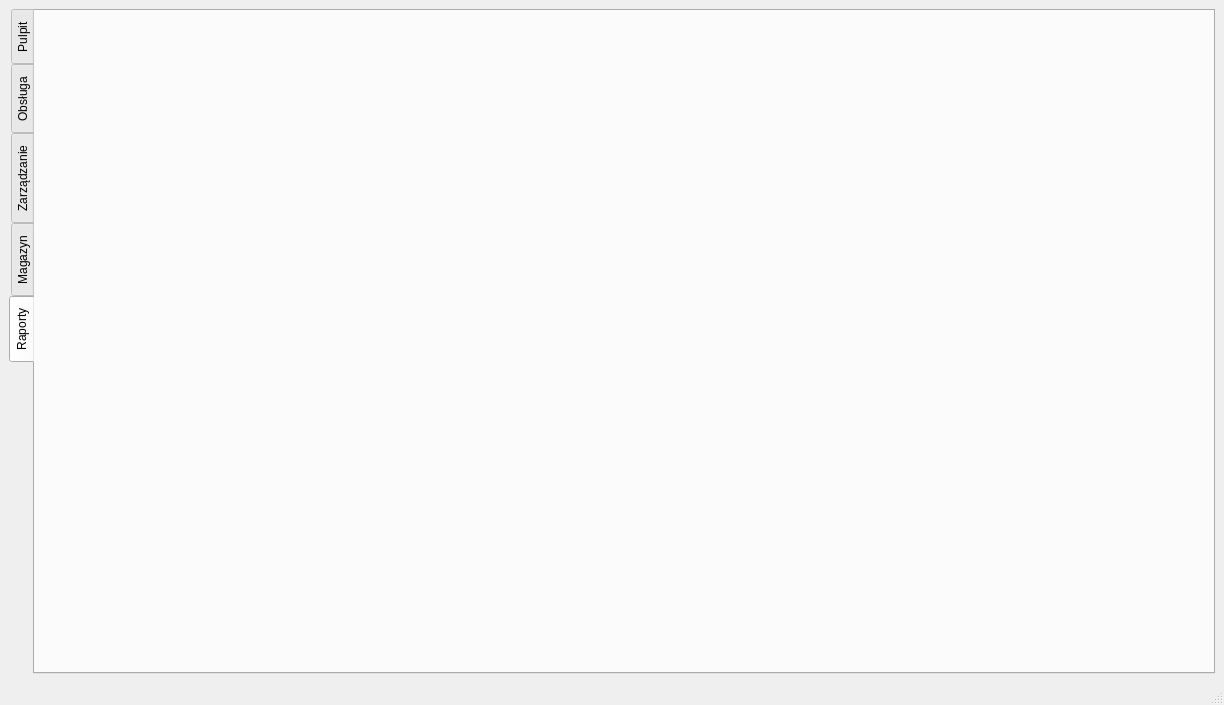
Above: mainwindow.ui from PiotrPatelski/SportTicketProject before the change. Below: the same form after it.
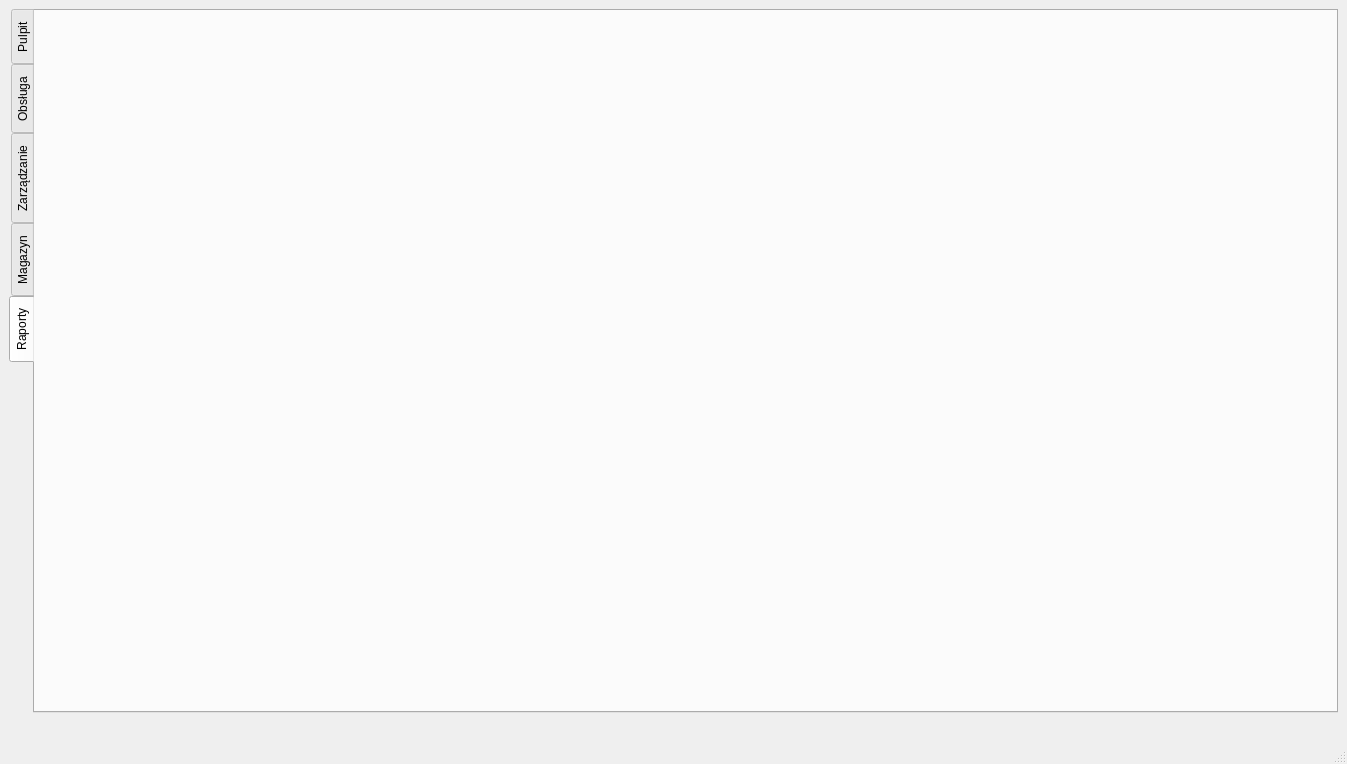
That is the form after the change. The open tabs and pages were chosen to show the change.

Commit message: Added Date and Clock. Started working on login system (not passing login variables correctly)

Patch:
```diff
--- a/mainwindow.ui
+++ b/mainwindow.ui
@@ -6,8 +6,8 @@
    <rect>
     <x>0</x>
     <y>0</y>
-    <width>1224</width>
-    <height>705</height>
+    <width>1347</width>
+    <height>764</height>
    </rect>
   </property>
   <property name="windowTitle">
@@ -20,6 +20,12 @@
       <property name="enabled">
        <bool>true</bool>
       </property>
+      <property name="sizePolicy">
+       <sizepolicy hsizetype="Expanding" vsizetype="Expanding">
+        <horstretch>0</horstretch>
+        <verstretch>0</verstretch>
+       </sizepolicy>
+      </property>
       <property name="tabPosition">
        <enum>QTabWidget::West</enum>
       </property>
@@ -998,6 +1004,24 @@
       </widget>
      </widget>
     </item>
+    <item>
+     <layout class="QHBoxLayout" name="horizontalLayout_3">
+      <item>
+       <widget class="QLabel" name="label_statusbar">
+        <property name="text">
+         <string/>
+        </property>
+       </widget>
+      </item>
+      <item>
+       <widget class="QLabel" name="laebl_clock">
+        <property name="text">
+         <string/>
+        </property>
+       </widget>
+      </item>
+     </layout>
+    </item>
    </layout>
   </widget>
   <widget class="QMenuBar" name="menubar">
```
Left out of the diff: 4 changed lines with no effect on the pictures. The commit also changes 10 other files.
